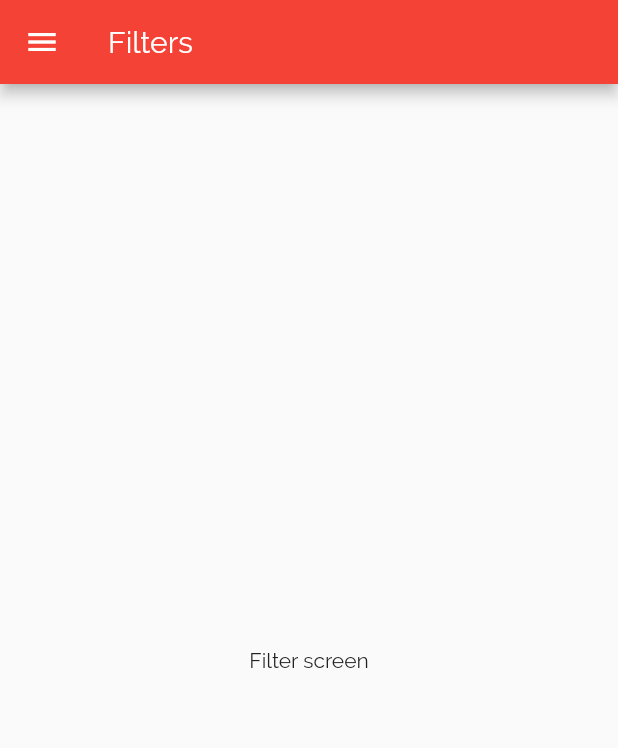
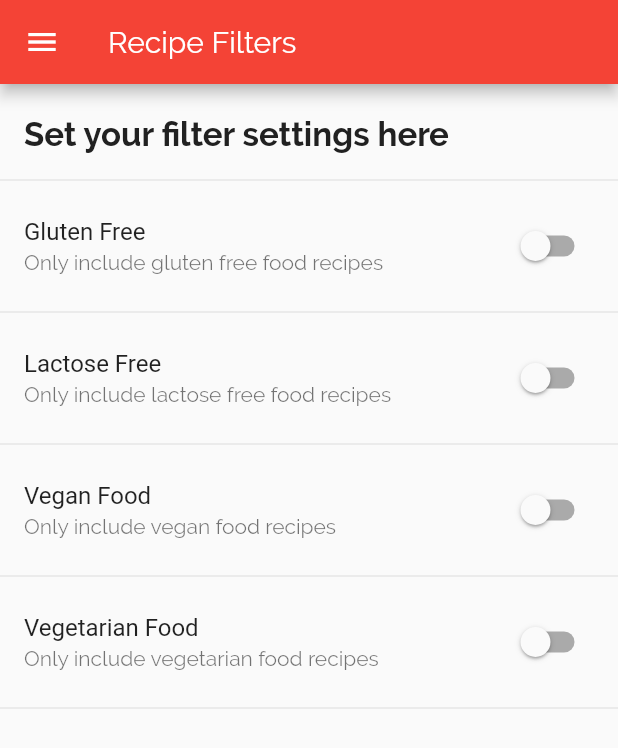
Before and after one commit to bibishan-pandey/foodie_recipe, a Flutter app: the FiltersScreen screen opened by its route, on a phone screen of 412 x 824 dp. Shown: the top 748 px of the screen. Run offline on Flutter 3.47's test engine with Material 2 defaults, Android fonts, the phone set to English and light mode, and no system bars.

Commit message:
feat: adding ui to filter screen and implementing filtering logic

```diff
--- a/lib/main.dart
+++ b/lib/main.dart
@@ -1,4 +1,7 @@
 import 'package:flutter/material.dart';
+import 'package:foodie_app/helpers/dummy_data.dart';
+import 'package:foodie_app/models/category.dart';
+import 'package:foodie_app/models/recipe.dart';
 import 'package:foodie_app/screens/category_detail.dart';
 import 'package:foodie_app/screens/error.dart';
 import 'package:foodie_app/screens/filters.dart';
@@ -9,8 +12,44 @@ void main() {
   runApp(App());
 }
 
-class App extends StatelessWidget {
+class App extends StatefulWidget {
   static const title = "Foodie's Recipe";
+
+  @override
+  _AppState createState() => _AppState();
+}
+
+class _AppState extends State<App> {
+  Map<String, bool> _filters = {
+    'gluten': false,
+    'lactose': false,
+    'vegan': false,
+    'vegetarian': false,
+  };
+
+  List<Recipe> _recipes = DUMMY_RECIPES;
+  List<Category> _categories = DUMMY_CATEGORIES;
+
+  void _setFilters(Map<String, bool> filters) {
+    setState(() {
+      _filters = filters;
+      _recipes = DUMMY_RECIPES.where((recipe) {
+        if (_filters['gluten'] && !recipe.isGlutenFree) {
+          return false;
+        }
+        if (_filters['lactose'] && !recipe.isLactoseFree) {
+          return false;
+        }
+        if (_filters['vegan'] && !recipe.isVegan) {
+          return false;
+        }
+        if (_filters['vegetarian'] && !recipe.isVegetarian) {
+          return false;
+        }
+        return true;
+      }).toList();
+    });
+  }
 
   @override
   Widget build(BuildContext context) {
@@ -26,7 +65,7 @@ class App extends StatelessWidget {
     precacheImage(AssetImage('assets/images/quick-easy-food.jpg'), context);
 
     return MaterialApp(
-      title: title,
+      title: App.title,
       theme: ThemeData(
         primarySwatch: Colors.red,
         accentColor: Colors.amber,
@@ -46,13 +85,22 @@ class App extends StatelessWidget {
               ),
             ),
       ),
-      home: TabsScreen(),
+      home: TabsScreen(
+        categories: _categories,
+      ),
       // initialRoute: '/',
       routes: {
         // '/': (_) => TabsScreen(),
-        CategoryDetailScreen.routeName: (_) => CategoryDetailScreen(),
-        RecipeDetailScreen.routeName: (_) => RecipeDetailScreen(),
-        FiltersScreen.routeName: (_) => FiltersScreen(),
+        CategoryDetailScreen.routeName: (_) => CategoryDetailScreen(
+              recipes: _recipes,
+            ),
+        RecipeDetailScreen.routeName: (_) => RecipeDetailScreen(
+              recipes: _recipes,
+            ),
+        FiltersScreen.routeName: (_) => FiltersScreen(
+              filters: _filters,
+              setFiltersFunc: _setFilters,
+            ),
       },
       onGenerateRoute: (RouteSettings settings) {
         return MaterialPageRoute(builder: (ctx) => ErrorScreen());
--- a/lib/screens/category_detail.dart
+++ b/lib/screens/category_detail.dart
@@ -1,9 +1,13 @@
 import 'package:flutter/material.dart';
-import 'package:foodie_app/helpers/dummy_data.dart';
+import 'package:foodie_app/models/recipe.dart';
 import 'package:foodie_app/widgets/recipe_item.dart';
 
 class CategoryDetailScreen extends StatelessWidget {
   static const routeName = '/category-detail';
+
+  final List<Recipe> recipes;
+
+  const CategoryDetailScreen({Key key, this.recipes}) : super(key: key);
 
   @override
   Widget build(BuildContext context) {
@@ -12,9 +16,8 @@ class CategoryDetailScreen extends StatelessWidget {
     final id = routeArguments['id'];
     final title = routeArguments['title'];
 
-    final categoryRecipes = DUMMY_RECIPES
-        .where((element) => element.categories.contains(id))
-        .toList();
+    final categoryRecipes =
+        recipes.where((e) => e.categories.contains(id)).toList();
 
     return Scaffold(
       appBar: AppBar(
--- a/lib/screens/filters.dart
+++ b/lib/screens/filters.dart
@@ -1,18 +1,125 @@
 import 'package:flutter/material.dart';
 import 'package:foodie_app/widgets/main_drawer.dart';
 
-class FiltersScreen extends StatelessWidget {
+class FiltersScreen extends StatefulWidget {
   static const routeName = '/filters';
+
+  final Function setFiltersFunc;
+  final Map<String, bool> filters;
+
+  FiltersScreen({this.setFiltersFunc, this.filters});
+
+  @override
+  _FiltersScreenState createState() => _FiltersScreenState();
+}
+
+class _FiltersScreenState extends State<FiltersScreen> {
+  bool _glutenFree;
+  bool _lactoseFree;
+  bool _vegan;
+  bool _vegetarian;
+
+  @override
+  void initState() {
+    _glutenFree = widget.filters['gluten'];
+    _lactoseFree = widget.filters['lactose'];
+    _vegan = widget.filters['vegan'];
+    _vegetarian = widget.filters['vegetarian'];
+    super.initState();
+  }
+
+  void _saveFilterState() {
+    final _filters = {
+      'gluten': _glutenFree,
+      'lactose': _lactoseFree,
+      'vegan': _vegan,
+      'vegetarian': _vegetarian,
+    };
+    widget.setFiltersFunc(_filters);
+  }
 
   @override
   Widget build(BuildContext context) {
     return Scaffold(
       appBar: AppBar(
-        title: Text('Filters'),
+        title: Text('Recipe Filters'),
       ),
       drawer: MainDrawer(),
-      body: Center(
-        child: Text('Filter screen'),
+      body: Column(
+        mainAxisAlignment: MainAxisAlignment.start,
+        crossAxisAlignment: CrossAxisAlignment.start,
+        children: [
+          Container(
+            padding: EdgeInsets.only(
+              top: 20,
+              bottom: 10,
+              left: 16,
+              right: 16,
+            ),
+            child: Text(
+              'Set your filter settings here',
+              style: TextStyle(
+                fontSize: 22,
+                fontWeight: FontWeight.bold,
+              ),
+            ),
+          ),
+          Divider(),
+          Expanded(
+            child: ListView(
+              children: [
+                SwitchListTile(
+                  title: Text('Gluten Free'),
+                  subtitle: Text('Only include gluten free food recipes'),
+                  value: _glutenFree,
+                  onChanged: (bool value) {
+                    setState(() {
+                      _glutenFree = value;
+                      _saveFilterState();
+                    });
+                  },
+                ),
+                Divider(),
+                SwitchListTile(
+                  title: Text('Lactose Free'),
+                  subtitle: Text('Only include lactose free food recipes'),
+                  value: _lactoseFree,
+                  onChanged: (bool value) {
+                    setState(() {
+                      _lactoseFree = value;
+                      _saveFilterState();
+                    });
+                  },
+                ),
+                Divider(),
+                SwitchListTile(
+                  title: Text('Vegan Food'),
+                  subtitle: Text('Only include vegan food recipes'),
+                  value: _vegan,
+                  onChanged: (bool value) {
+                    setState(() {
+                      _vegan = value;
+                      _saveFilterState();
+                    });
+                  },
+                ),
+                Divider(),
+                SwitchListTile(
+                  title: Text('Vegetarian Food'),
+                  subtitle: Text('Only include vegetarian food recipes'),
+                  value: _vegetarian,
+                  onChanged: (bool value) {
+                    setState(() {
+                      _vegetarian = value;
+                      _saveFilterState();
+                    });
+                  },
+                ),
+                Divider(),
+              ],
+            ),
+          ),
+        ],
       ),
     );
   }
--- a/lib/screens/recipe_detail.dart
+++ b/lib/screens/recipe_detail.dart
@@ -1,5 +1,4 @@
 import 'package:flutter/material.dart';
-import 'package:foodie_app/helpers/dummy_data.dart';
 import 'package:foodie_app/models/recipe.dart';
 import 'package:foodie_app/widgets/recipe_detail_items.dart';
 import 'package:foodie_app/widgets/recipe_item_bottom_card.dart';
@@ -7,6 +6,10 @@ import 'package:foodie_app/widgets/single_step.dart';
 
 class RecipeDetailScreen extends StatelessWidget {
   static const routeName = '/category-detail/recipe-detail';
+
+  final List<Recipe> recipes;
+
+  const RecipeDetailScreen({Key key, this.recipes}) : super(key: key);
 
   Widget _buildSectionTitle(BuildContext context, String text) {
     return Container(
@@ -45,7 +48,7 @@ class RecipeDetailScreen extends StatelessWidget {
         ModalRoute.of(context).settings.arguments;
     final id = routeArguments['id'];
 
-    final recipe = DUMMY_RECIPES.firstWhere((e) => e.id == id);
+    final recipe = recipes.firstWhere((e) => e.id == id);
 
     return Scaffold(
       appBar: AppBar(
```
Also changed, not shown: lib/screens/categories.dart (+6 -2 lines), lib/screens/tabs.dart (+19 -10 lines).
